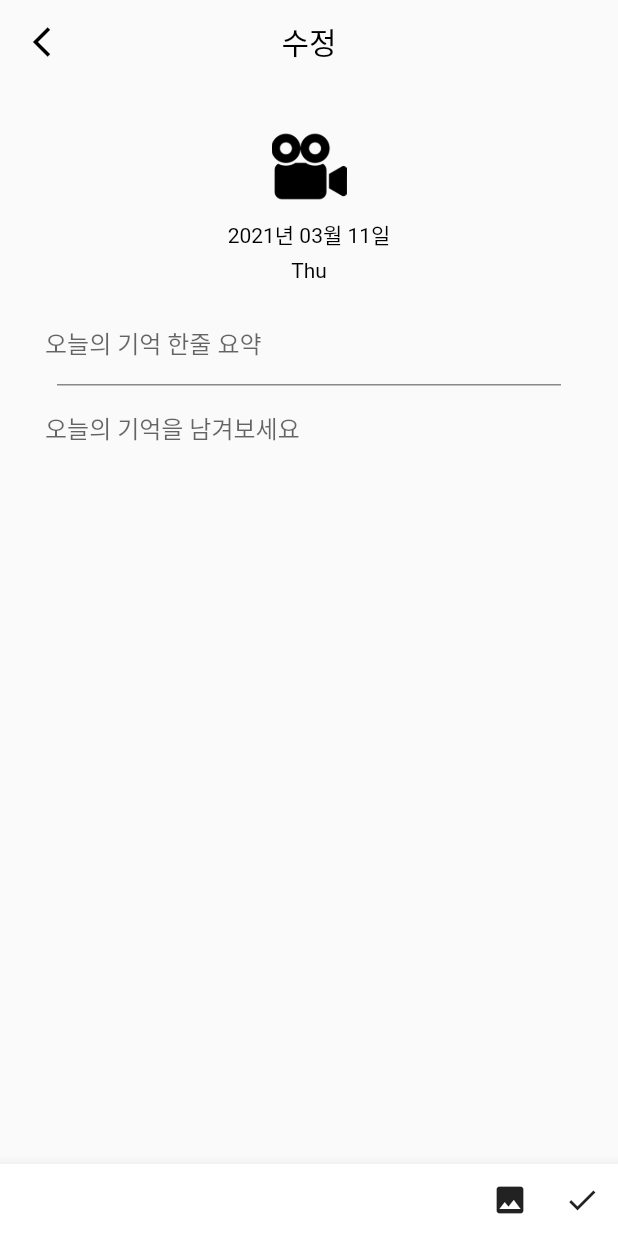
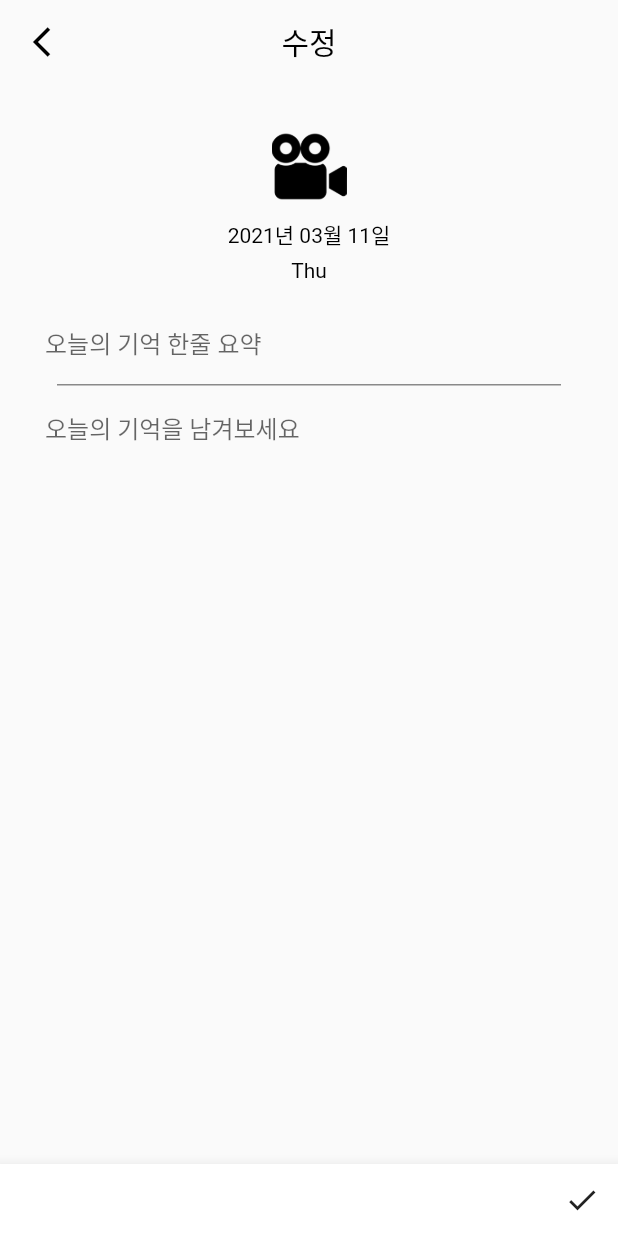
Before and after one commit to lseunghoon/today_memory, a Flutter app: the EditPage screen opened directly with empty values, on a phone screen of 412 x 824 dp. Run offline on Flutter 3.47's test engine with Material 2 defaults, Android fonts, the phone set to English and light mode, and no system bars; our stand-ins replace cloud_firestore, device_info, firebase_core, firebase_storage, get, share; accounts and stored records are empty; Roboto replaces fonts that are missing (NanumMyeongjo).

Commit message:
no message

```diff
--- a/lib/src/screen/edit_page.dart
+++ b/lib/src/screen/edit_page.dart
@@ -58,10 +58,6 @@ class _EditPageState extends State<EditPage> {
               child: Row(
                 mainAxisAlignment: MainAxisAlignment.end,
                 children: [
-                  IconButton(
-                    icon: Icon(Icons.image),
-                    onPressed: () {},
-                  ),
                   IconButton(
                     icon: Icon(Icons.check),
                     onPressed: () {
```
Also changed, not shown: 2 other files.
